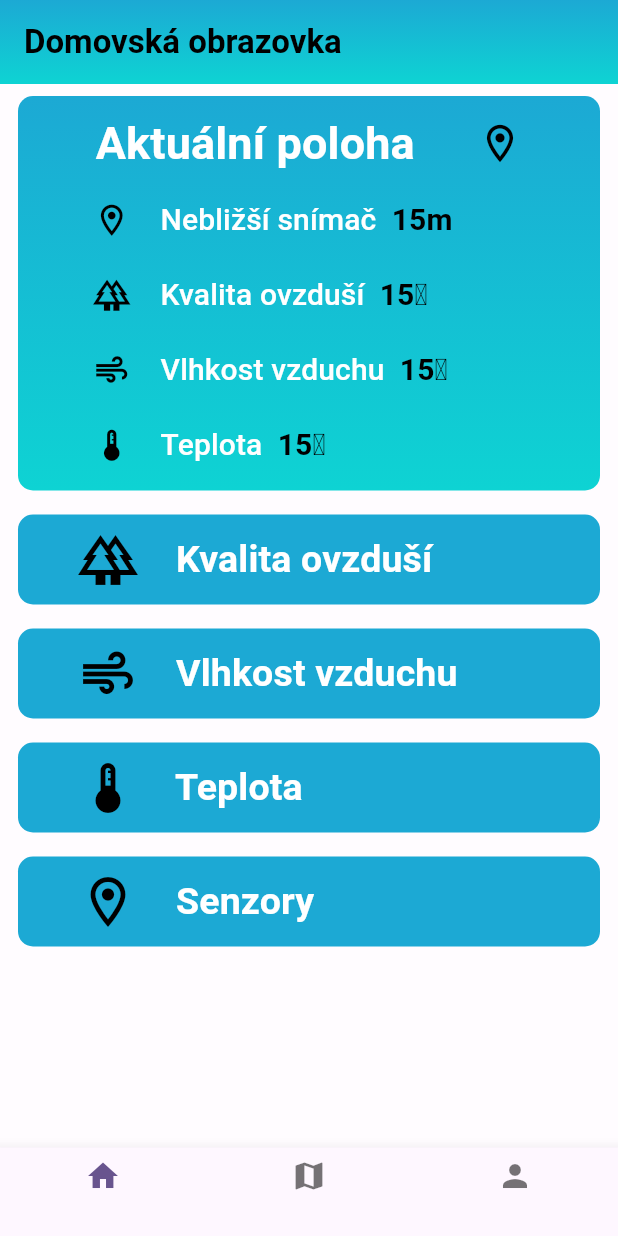
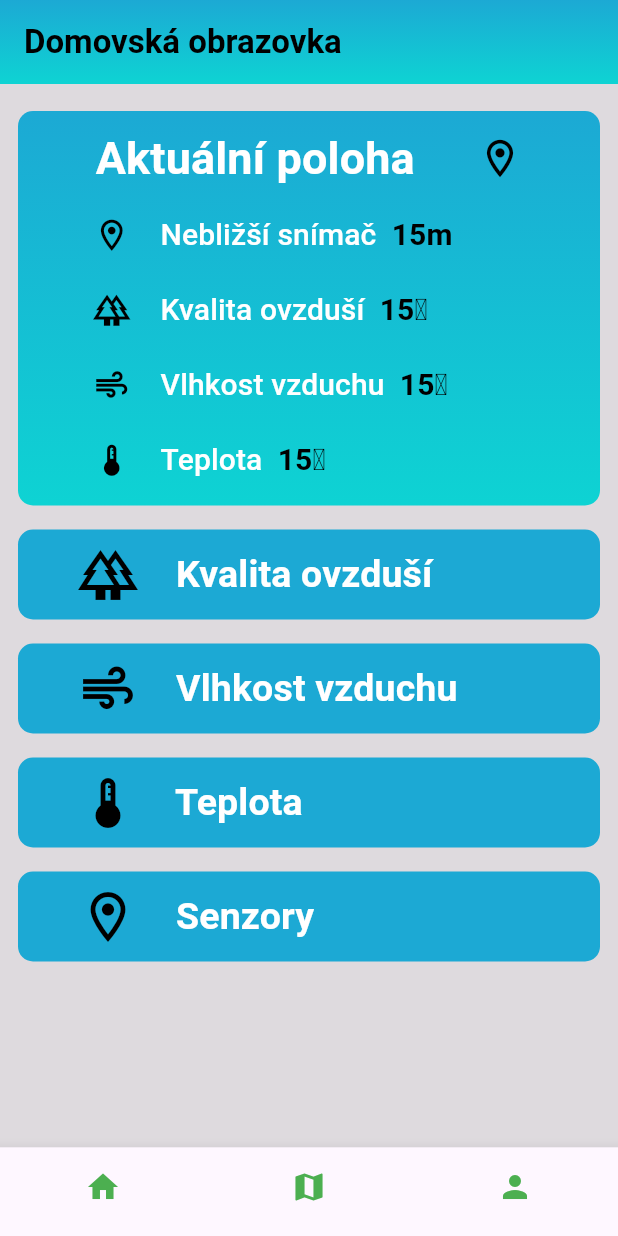
Before and after one commit to czmatejt9/hackathon, a Flutter app: the screen it shows after launch, on a phone screen of 412 x 824 dp. Run offline on Flutter 3.47's test engine with Material 3 defaults, Android fonts, the phone set to English and light mode, and no system bars; our stand-ins replace dio, flutter_map, latlong2, pie_chart; missing offline and left inert: flutter_map_location_marker; network calls fail; statements that could not run were skipped.

Commit message:
kubek scroll

```diff
--- a/frontend/lib/screens/home_screen.dart
+++ b/frontend/lib/screens/home_screen.dart
@@ -14,9 +14,10 @@ class _HomeScreenState extends State<HomeScreen> {
   @override
   Widget build(BuildContext context) {
     return Container(
-      color: Color.fromARGB(158, 255, 255, 255),
-      child: ListView(
+      color: Color.fromARGB(118, 184, 184, 184),
+      child: Column(
         children: [
+          Padding(padding: EdgeInsets.only(top: 10)),
           TextButton(
             onPressed: () {},
             child: Container(
--- a/frontend/lib/screens/navigation_bar.dart
+++ b/frontend/lib/screens/navigation_bar.dart
@@ -1,5 +1,3 @@
-import 'dart:ui';
-
 import 'package:TODO/screens/home_screen.dart';
 import 'package:TODO/screens/map_screen.dart';
 import 'package:TODO/screens/profil_screen.dart';
@@ -57,12 +55,29 @@ class _BottomBarState extends State<BottomBar> {
         index: _selectedScreenIndex,
       ),
       bottomNavigationBar: BottomNavigationBar(
+        showSelectedLabels: false,
+        showUnselectedLabels: false,
         currentIndex: _selectedScreenIndex,
         onTap: _selectScreen,
         items: const [
-          BottomNavigationBarItem(icon: Icon(Icons.home), label: ''),
-          BottomNavigationBarItem(icon: Icon(Icons.map), label: ""),
-          BottomNavigationBarItem(icon: Icon(Icons.person), label: ""),
+          BottomNavigationBarItem(
+              icon: Icon(
+                Icons.home,
+                color: Colors.green,
+              ),
+              label: ''),
+          BottomNavigationBarItem(
+              icon: Icon(
+                Icons.map,
+                color: Colors.green,
+              ),
+              label: ""),
+          BottomNavigationBarItem(
+              icon: Icon(
+                Icons.person,
+                color: Colors.green,
+              ),
+              label: ""),
         ],
       ),
     );
```
